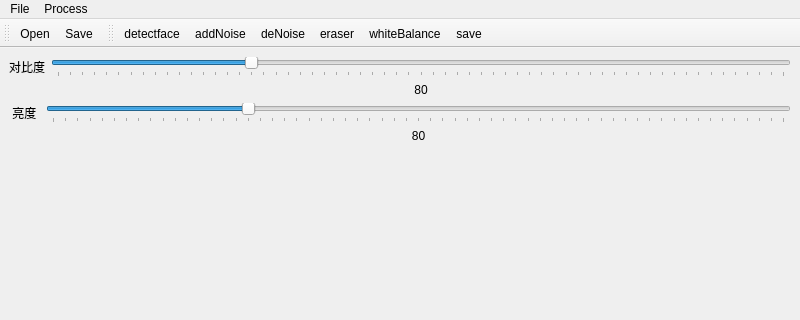
junpeiz/mini-PS, file design.ui: the form before one commit; both pictures show x 0 to 800 and y 0 to 320 of the 800 by 593 pixel window.
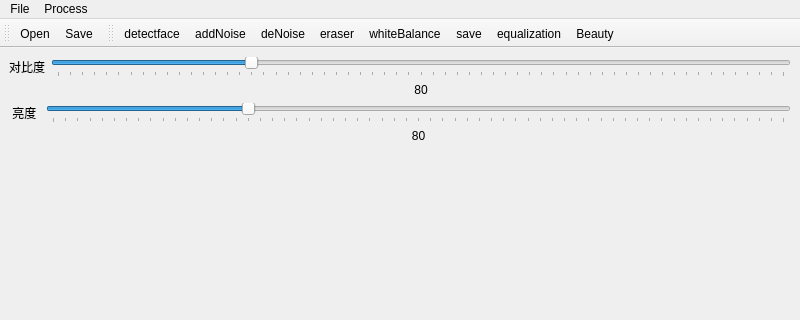
The form after the commit. Icons and pictures are not drawn.

```diff
--- a/design.ui
+++ b/design.ui
@@ -208,6 +208,8 @@
    <addaction name="actionEraser"/>
    <addaction name="actionWhiteBalance"/>
    <addaction name="actionSave_2"/>
+   <addaction name="actionEqualization"/>
+   <addaction name="actionBeauty"/>
   </widget>
   <action name="actionOpen">
    <property name="icon">
@@ -278,6 +280,16 @@
     <string>save</string>
    </property>
   </action>
+  <action name="actionEqualization">
+   <property name="text">
+    <string>equalization</string>
+   </property>
+  </action>
+  <action name="actionBeauty">
+   <property name="text">
+    <string>Beauty</string>
+   </property>
+  </action>
  </widget>
  <resources>
   <include location="imageprocessor.qrc"/>
```
Left out of the diff: 27 changed lines with no effect on the pictures.
